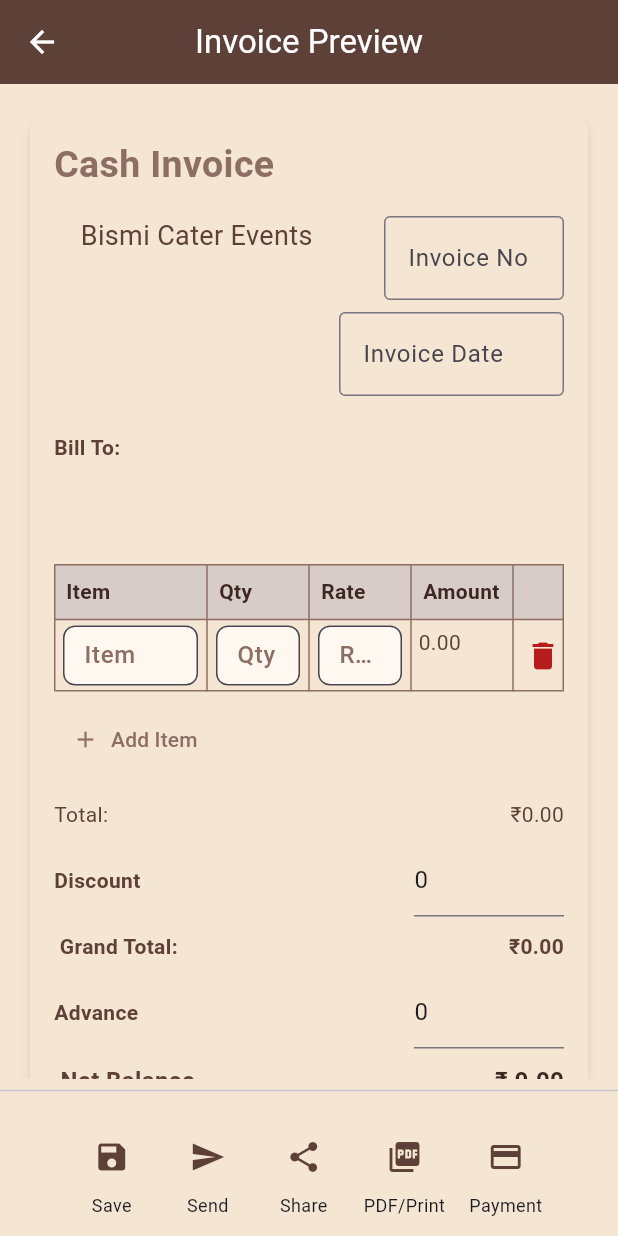
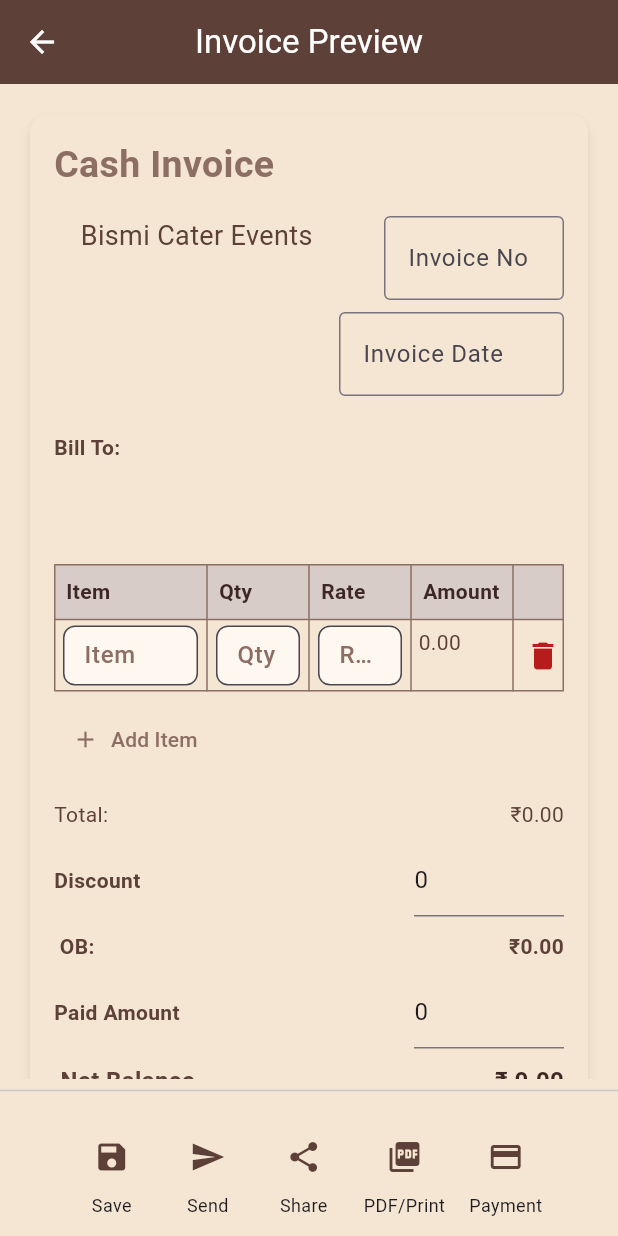
Before and after one commit to SidhanAmal55/Serviza, a Flutter app: the InvoicePreviewPage screen opened directly, on a phone screen of 412 x 824 dp. Run offline on Flutter 3.47's test engine with Material 3 defaults, Android fonts, the phone set to English and light mode, and no system bars; our stand-ins replace cloud_firestore, firebase_auth, firebase_core, flutter_login, pdf, printing and 1 more; accounts and stored records are empty.

Commit message:
Initial commit or updated Flutter app

```diff
--- a/lib/screen/invoice/invoice_page.dart
+++ b/lib/screen/invoice/invoice_page.dart
@@ -483,7 +483,7 @@ class _InvoicePreviewPageState extends State<InvoicePreviewPage> {
                                     MainAxisAlignment.spaceBetween,
                                 children: [
                                   const Text(
-                                    " Grand Total:",
+                                    " OB:",
                                     style: TextStyle(
                                       color: Color(0xFF5D4037),
                                       fontWeight: FontWeight.bold,
@@ -505,7 +505,7 @@ class _InvoicePreviewPageState extends State<InvoicePreviewPage> {
                                     MainAxisAlignment.spaceBetween,
                                 children: [
                                   const Text(
-                                    "Advance",
+                                    "Paid Amount",
                                     style: TextStyle(
                                       fontWeight: FontWeight.bold,
                                       color: Color(0xFF5D4037),
@@ -744,7 +744,7 @@ class _InvoicePreviewPageState extends State<InvoicePreviewPage> {
 
     buffer.writeln("");
     buffer.writeln("Subtotal: ₹${subtotal.toStringAsFixed(2)}");
-    buffer.writeln("Advance: ₹${_discountController.text}");
+    buffer.writeln("Paid Amount: ₹${_discountController.text}");
     buffer.writeln("Balance Amount: ₹${total.toStringAsFixed(2)}");
 
     Share.share(buffer.toString());
@@ -1065,12 +1065,9 @@ class _InvoicePreviewPageState extends State<InvoicePreviewPage> {
                         "Discount",
                         "${discountVal.toStringAsFixed(2)}/-",
                       ),
+                      _pdfPriceRow("OB", "${grandTotal.toStringAsFixed(2)}/-"),
                       _pdfPriceRow(
-                        "Grand Total",
-                        "${grandTotal.toStringAsFixed(2)}/-",
-                      ),
-                      _pdfPriceRow(
-                        "Advance",
+                        "Paid Amount",
                         "${advanceVal.toStringAsFixed(2)}/-",
                       ),
                       pw.Divider(thickness: 0.8, color: PdfColors.grey600),
--- a/lib/screen/invoice/invoice_view_page.dart
+++ b/lib/screen/invoice/invoice_view_page.dart
@@ -162,13 +162,8 @@ class Invoiceview extends StatelessWidget {
                   false,
                   primaryBrown,
                 ),
-                _priceRow(
-                  "Grand Total",
-                  "₹${subtotal - discount}",
-                  true,
-                  primaryBrown,
-                ),
-                _priceRow("Advance", "₹${advance}", false, primaryBrown),
+                _priceRow("OB", "₹${subtotal - discount}", true, primaryBrown),
+                _priceRow("Paid Amount", "₹${advance}", false, primaryBrown),
                 Divider(thickness: 1, color: creamWhite),
                 _priceRow(
                   "Net Balance",
```
Also changed, not shown: 1 other file.
